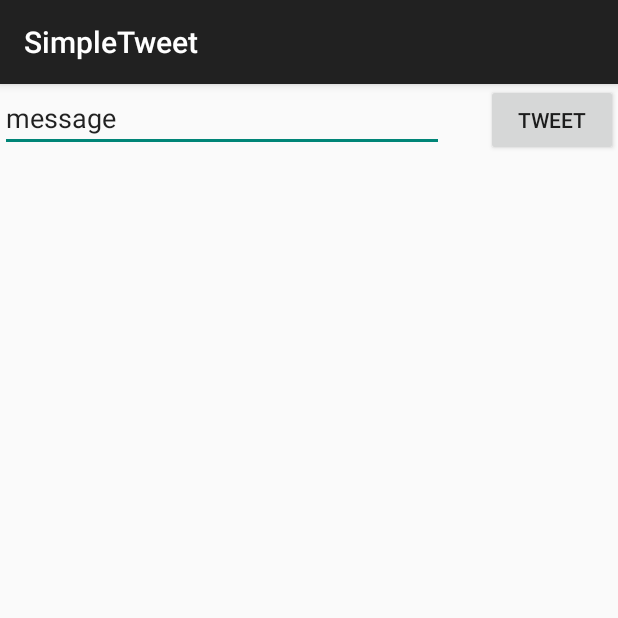
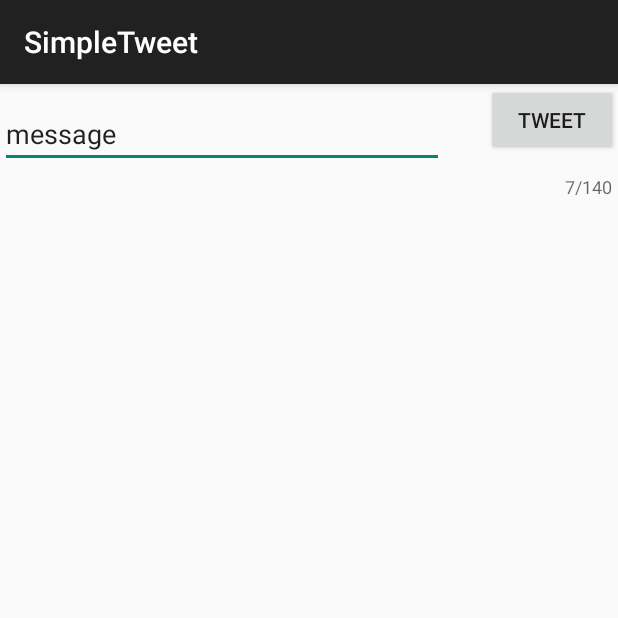
Before and after one commit to jwill2385/FBU_Assignment3_Twitter, an Android app: the ComposeActivity screen opened directly, with no data from a screen before it, on a phone screen of 412 x 824 dp, the top half of it. Run offline under Robolectric (Android 15) with nearby library versions, the phone set to English and light mode, and no system bars; our stand-ins replace Room's generated code; libraries missing offline, so code that uses them is left out: com.facebook.stetho, com.loopj.android, cz.msebera.android, org.parceler; 1 statement that could not run was skipped.

Commit message:
added character limit

```diff
--- a/app/build.gradle
+++ b/app/build.gradle
@@ -47,4 +47,6 @@ dependencies {
     implementation 'com.android.support:recyclerview-v7:27.1.0'
     implementation 'org.parceler:parceler-api:1.1.6'
     annotationProcessor 'org.parceler:parceler:1.1.6'
+    implementation 'com.android.support:design:27.1.0'
+    implementation 'com.android.support:appcompat-v7:27.1.0'
 }
--- a/app/src/main/java/com/codepath/apps/restclienttemplate/ComposeActivity.java
+++ b/app/src/main/java/com/codepath/apps/restclienttemplate/ComposeActivity.java
@@ -26,6 +26,7 @@ public class ComposeActivity extends AppCompatActivity {
         setContentView(R.layout.activity_compose);
         Button btnTweet = (Button) findViewById(R.id.btnTweet);
         client = TwitterApp.getRestClient(this);
+
     }
 
     public void onSubmit(View v) {
--- a/app/src/main/res/layout/activity_compose.xml
+++ b/app/src/main/res/layout/activity_compose.xml
@@ -1,11 +1,17 @@
 <?xml version="1.0" encoding="utf-8"?>
-<RelativeLayout
-    xmlns:android="http://schemas.android.com/apk/res/android"
+<RelativeLayout xmlns:android="http://schemas.android.com/apk/res/android"
     xmlns:app="http://schemas.android.com/apk/res-auto"
     xmlns:tools="http://schemas.android.com/tools"
     android:layout_width="match_parent"
     android:layout_height="match_parent"
     tools:context=".ComposeActivity">
+
+        <android.support.design.widget.TextInputLayout
+            android:layout_width="match_parent"
+            android:layout_height="wrap_content"
+            android:text="@string/character_count"
+            app:counterEnabled="true"
+            app:counterMaxLength="140">
 
         <EditText
             android:id="@+id/etMessage"
@@ -14,15 +20,18 @@
             android:layout_alignParentStart="true"
             android:layout_alignParentTop="true"
             android:ems="10"
+            android:maxLength="140"
             android:inputType="textPersonName"
             android:text="message" />
+    </android.support.design.widget.TextInputLayout>
 
         <Button
         android:id="@+id/btnTweet"
         android:layout_width="wrap_content"
         android:layout_height="wrap_content"
-        android:onClick="onSubmit"
         android:layout_alignParentEnd="true"
         android:layout_alignParentTop="true"
+        android:onClick="onSubmit"
         android:text="Tweet" />
+
     </RelativeLayout>
--- a/app/src/main/res/values/strings.xml
+++ b/app/src/main/res/values/strings.xml
@@ -5,5 +5,6 @@
     <string name="login_label">Log in</string>
     <string name="intent_scheme">oauth</string>
     <string name="intent_host">cprest</string>
+    <string name="character_count">character count:</string>
 
 </resources>
```
Lines whose indentation alone changed are shown as unchanged.
